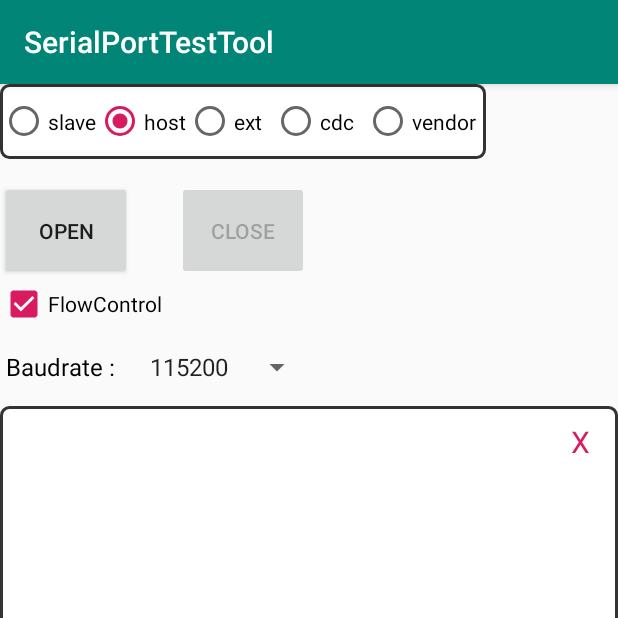
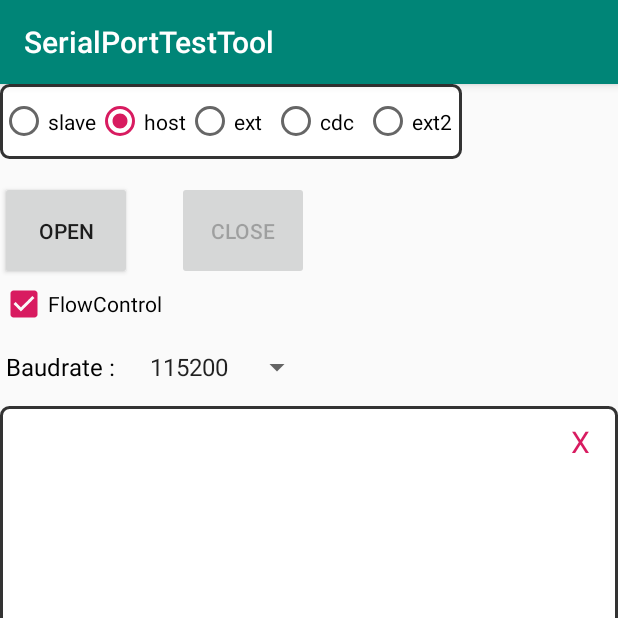
Before and after one commit to SmartPOSSamples/SerialportTestTool, an Android app: the screen it shows after launch (MainActivity), after a tap on an icon or button, on a phone screen of 412 x 824 dp, the top half of it. Run offline under Robolectric (Android 15) with nearby library versions, the phone set to English and light mode, and no system bars; libraries missing offline, so code that uses them is left out: com.cloudpos, com.cloudpos.sdk, com.cloudpos.serialport; 3 other taps on this screen came first.

Commit message:
add ext2

```diff
--- a/app/build.gradle
+++ b/app/build.gradle
@@ -8,8 +8,8 @@ android {
         applicationId "com.cloudpos.serialportopen"
         minSdkVersion 23
         targetSdkVersion 31
-        versionCode 16
-        versionName "1.6"
+        versionCode 17
+        versionName "1.7"
     }
     buildTypes {
         release {
@@ -35,5 +35,5 @@ dependencies {
     implementation 'androidx.appcompat:appcompat:1.3.0'
     implementation 'com.google.android.material:material:1.3.0'
     implementation 'androidx.constraintlayout:constraintlayout:2.0.4'
-    implementation(name: 'cloudpossdkV1.7.4.14_Standard', ext: 'aar')
+    implementation(name: 'cloudpossdkV1.7.7.13_Standard', ext: 'aar')
 }
--- a/app/src/main/java/com/cloudpos/serialportopen/MainActivity.java
+++ b/app/src/main/java/com/cloudpos/serialportopen/MainActivity.java
@@ -511,8 +511,8 @@ public class MainActivity extends AppCompatActivity implements View.OnClickListe
                     open(3);
                 } else if (portModeRG.getCheckedRadioButtonId() == R.id.rb_usb_serial) {
                     open(2);
-                } else if (portModeRG.getCheckedRadioButtonId() == R.id.rb_usb_vendor) {
-                    open(SerialPortDevice.ID_SERIAL_VENDOR);
+                } else if (portModeRG.getCheckedRadioButtonId() == R.id.rb_usb_ext2) {
+                    open(SerialPortDevice.ID_SERIAL_EXT2);
                 }
                 break;
             case R.id.close:
--- a/app/src/main/res/layout/activity_main.xml
+++ b/app/src/main/res/layout/activity_main.xml
@@ -89,10 +89,10 @@
             android:layout_height="match_parent"
             android:text="cdc  " />
         <RadioButton
-            android:id="@+id/rb_usb_vendor"
+            android:id="@+id/rb_usb_ext2"
             android:layout_width="wrap_content"
             android:layout_height="match_parent"
-            android:text="vendor  " />
+            android:text="ext2  " />
 
     </RadioGroup>
 
```
Also changed, not shown: 2 other files.
